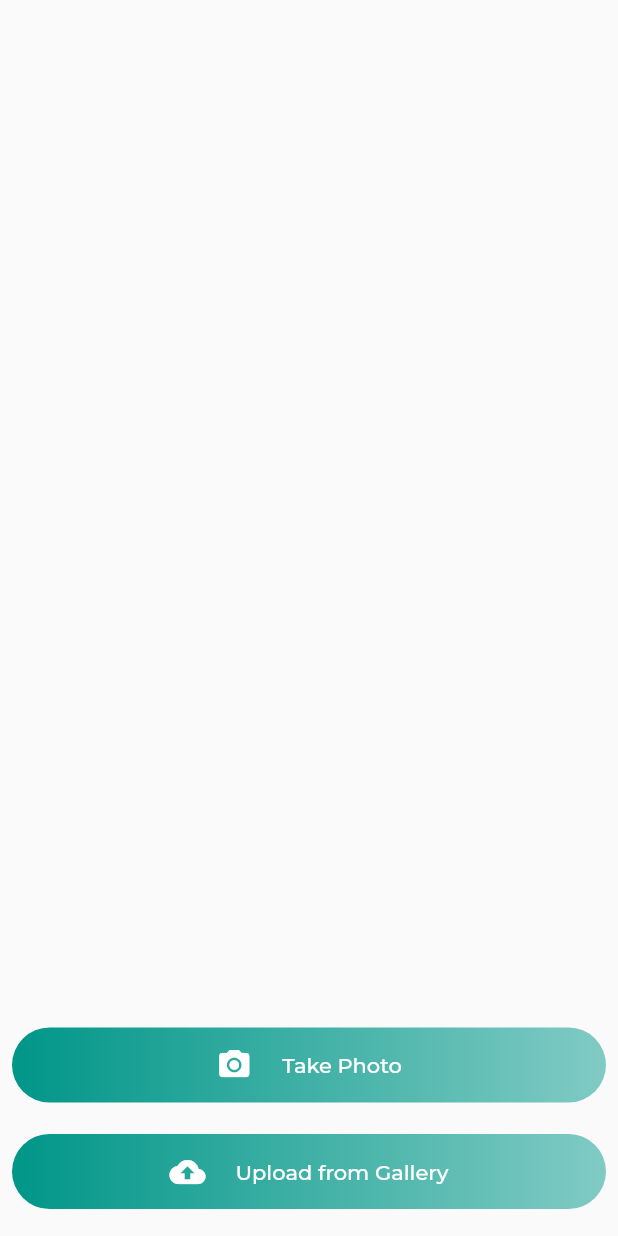
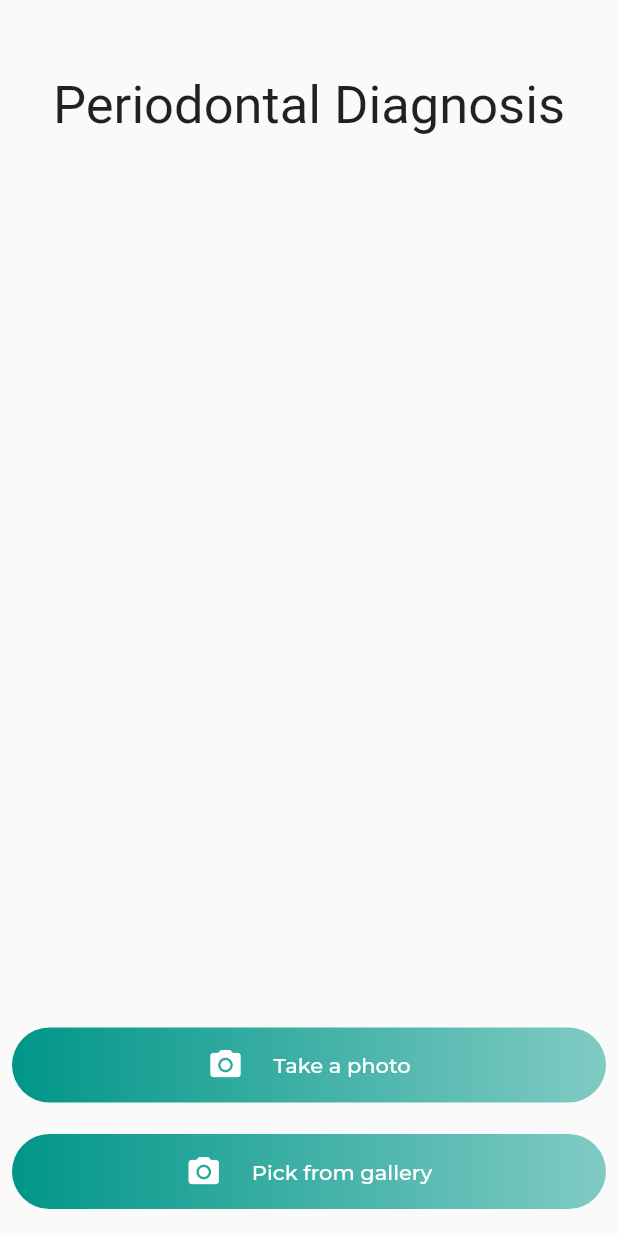
Before and after one commit to EmanEltokhy/idental, a Flutter app: the select_model screen opened directly, after a tap on "Diagnosis", on a phone screen of 412 x 824 dp. Run offline on Flutter 3.47's test engine with Material 2 defaults, Android fonts, the phone set to English and light mode, and no system bars; our stand-ins replace bloc, cloud_firestore, conditional_builder, email_validator, firebase_auth, firebase_core and 13 more; missing offline and left inert: tflite_flutter, tflite_flutter_helper; accounts and stored records are empty; Roboto replaces fonts that are missing (Parisienne).

```diff
--- /dev/null
+++ b/assets/labels.txt
@@ -0,0 +1,2 @@
+1 cancer
+0 non cancer
--- /dev/null
+++ b/assets/perio_labels.txt
@@ -0,0 +1,2 @@
+0 non periodontal
+1 periodontal
--- /dev/null
+++ b/lib/classifier/classifier.dart
@@ -0,0 +1,158 @@
+import 'dart:math';
+import 'package:flutter/foundation.dart';
+import 'package:image/image.dart';
+import 'package:tflite_flutter/tflite_flutter.dart';
+import 'package:tflite_flutter_helper/tflite_flutter_helper.dart';
+import 'classifier_category.dart';
+import 'classifier_model.dart';
+
+typedef ClassifierLabels = List<String>;
+
+class Classifier {
+  final ClassifierLabels _labels;
+  final ClassifierModel _model;
+
+  Classifier._({
+    required ClassifierLabels labels,
+    required ClassifierModel model,
+  })  : _labels = labels,
+        _model = model;
+
+  static Future<Classifier?> loadWith({
+    required String labelsFileName,
+    required String modelFileName,
+  }) async {
+    try {
+      final labels = await _loadLabels(labelsFileName);
+      final model = await _loadModel(modelFileName);
+      return Classifier._(labels: labels, model: model);
+    } catch (e) {
+      debugPrint('Can\'t initialize Classifier: ${e.toString()}');
+      if (e is Error) {
+        debugPrintStack(stackTrace: e.stackTrace);
+      }
+      return null;
+    }
+  }
+
+  static Future<ClassifierModel> _loadModel(String modelFileName) async {
+    final interpreter = await Interpreter.fromAsset(modelFileName);
+
+    // Get input and output shape from the model
+    final inputShape = interpreter.getInputTensor(0).shape;
+    final outputShape = interpreter.getOutputTensor(0).shape;
+
+    debugPrint('Input shape: $inputShape');
+    debugPrint('Output shape: $outputShape');
+
+    // Get input and output type from the model
+    final inputType = interpreter.getInputTensor(0).type;
+    final outputType = interpreter.getOutputTensor(0).type;
+
+    debugPrint('Input type: $inputType');
+    debugPrint('Output type: $outputType');
+
+    return ClassifierModel(
+      interpreter: interpreter,
+      inputShape: inputShape,
+      outputShape: outputShape,
+      inputType: inputType,
+      outputType: outputType,
+    );
+  }
+
+  static Future<ClassifierLabels> _loadLabels(String labelsFileName) async {
+    final rawLabels = await FileUtil.loadLabels(labelsFileName);
+
+    // Remove the index number from the label
+    final labels = rawLabels
+        .map((label) => label.substring(label.indexOf(' ')).trim())
+        .toList();
+
+    debugPrint('Labels: $labels');
+    return labels;
+  }
+
+  void close() {
+    _model.interpreter.close();
+  }
+
+  ClassifierCategory predict(Image image) {
+    debugPrint(
+      'Image: ${image.width}x${image.height}, '
+      'size: ${image.length} bytes',
+    );
+
+    // Load the image and convert it to TensorImage for TensorFlow Input
+    final inputImage = _preProcessInput(image);
+
+    debugPrint(
+      'Pre-processed image: ${inputImage.width}x${image.height}, '
+      'size: ${inputImage.buffer.lengthInBytes} bytes',
+    );
+
+    // Define the output buffer
+    final outputBuffer = TensorBuffer.createFixedSize(
+      _model.outputShape,
+      _model.outputType,
+    );
+
+    // Run inference
+    _model.interpreter.run(inputImage.buffer, outputBuffer.buffer);
+
+    debugPrint('OutputBuffer: ${outputBuffer.getDoubleList()}');
+
+    // Post Process the outputBuffer
+    final resultCategories = _postProcessOutput(outputBuffer);
+    final topResult = resultCategories.first;
+
+    debugPrint('Top category: $topResult');
+
+    return topResult;
+  }
+
+  List<ClassifierCategory> _postProcessOutput(TensorBuffer outputBuffer) {
+    final probabilityProcessor = TensorProcessorBuilder().build();
+
+    probabilityProcessor.process(outputBuffer);
+
+    final labelledResult = TensorLabel.fromList(_labels, outputBuffer);
+
+    final categoryList = <ClassifierCategory>[];
+    labelledResult.getMapWithFloatValue().forEach((key, value) {
+      final category = ClassifierCategory(key, value);
+      categoryList.add(category);
+      debugPrint('label: ${category.label}, score: ${category.score}');
+    });
+    categoryList.sort((a, b) => (b.score > a.score ? 1 : -1));
+
+    return categoryList;
+  }
+
+  TensorImage _preProcessInput(Image image) {
+    // #1
+    final inputTensor = TensorImage(_model.inputType);
+    inputTensor.loadImage(image);
+    debugPrint('input shape:${inputTensor.height}');
+    debugPrint('input shape:${inputTensor.width}');
+
+    // #2
+    final minLength = min(inputTensor.height, inputTensor.width);
+
+    debugPrint('dim1:${_model.inputShape[0]}');
+    debugPrint('dim2:${_model.inputShape[1]}');
+    debugPrint('dim3:${_model.inputShape[2]}');
+    debugPrint('dim4:${_model.inputShape[3]}');
+    final resizeOp = ResizeOp(_model.inputShape[1], _model.inputShape[2], ResizeMethod.BILINEAR);
+
+    // #5
+    final imageProcessor = ImageProcessorBuilder()
+        .add(resizeOp)
+        .build();
+
+    imageProcessor.process(inputTensor);
+
+    // #6
+    return inputTensor;
+  }
+}
--- a/lib/modules/profile/profilePage.dart
+++ b/lib/modules/profile/profilePage.dart
@@ -22,7 +22,7 @@ class profileScreen extends StatelessWidget {
 
     return BlocProvider(
         create:(BuildContext context) => AppCubit()..getUserData(),
-        child: rBlocConsumer<AppCubit, AppStates>(
+        child: BlocConsumer<AppCubit, AppStates>(
           listener: (context, state){
 
           },
--- a/lib/modules/signup/signup.dart
+++ b/lib/modules/signup/signup.dart
@@ -149,6 +149,8 @@ if(state is CreateDentistSucessState){
                             type: TextInputType.phone,
                             label: 'Medical Id',
                             prefix: Icons.add_card_sharp,
+                            // prefix:
+                            //   i
                           ),
                           SizedBox(
                             height: 10,
--- a/lib/screens/select_model.dart
+++ b/lib/screens/select_model.dart
@@ -29,7 +29,7 @@ class _select_modelState extends State<select_model> {
 
       _pageController.animateToPage(
         _currentPage,
-        duration: Duration(milliseconds: 300),
+        duration: Duration(milliseconds: 500),
         curve: Curves.easeIn,
       );
     });
--- a/lib/upload.dart
+++ b/lib/upload.dart
@@ -1,13 +1,14 @@
 import 'dart:async';
 import 'dart:io';
-
-// import 'package:file_picker/file_picker.dart';
-// import 'package:firebase_core/firebase_core.dart';
-// import 'package:firebase_storage/firebase_storage.dart';
+import 'package:image/image.dart' as img;
 import 'package:flutter/material.dart';
-import 'package:fluttertoast/fluttertoast.dart';
 import 'package:google_fonts/google_fonts.dart';
 import 'package:image_picker/image_picker.dart';
+import 'classifier/classifier.dart';
+
+
+String _labelsFileName = '';
+String _modelFileName = '';
 
 class UploadScreen extends StatefulWidget {
   @override
@@ -15,35 +16,76 @@ class UploadScreen extends StatefulWidget {
   const UploadScreen({required this.index});
   final int index;
 }
+enum _ResultStatus {
+  notStarted,
+  notFound,
+  found,
+}
 
 class _UploadScreen extends State<UploadScreen> {
 
   @override
   Widget build(BuildContext context) {
     return MaterialApp(
-      title: "upload any file",
-      // theme: ThemeData(
-      //   primaryColor: Colors.greenAccent[700],
-      // ),
-      home: Home(),
+      home: Home(index: widget.index,),
       debugShowCheckedModeBanner: false,
     );
   }
 }
 
 class Home extends StatefulWidget {
+
   @override
   _HomeState createState() => _HomeState();
+  const Home({required this.index});
+  final int index;
 }
 
 class _HomeState extends State<Home> {
+  bool _isAnalyzing = false;
+  final picker = ImagePicker();
+  File? _selectedImageFile;
   bool isImageSelected = false;
-  File? imageFile;
-  ImagePicker image = ImagePicker();
-  String url = "";
-  var name;
-  var color1 = Colors.redAccent[700];
+  String title = '';
 
+  // Result
+  _ResultStatus _resultStatus = _ResultStatus.notStarted;
+  String Label = ''; // Name of Error Message
+  double _accuracy = 0.0;
+
+  late Classifier _classifier;
+
+  void initState() {
+    super.initState();
+    _loadClassifier(widget.index);
+  }
+
+  Future<void> _loadClassifier(index) async {
+    if(index == 0)
+    {
+    _modelFileName = 'Periodontal2.tflite';
+    _labelsFileName = 'assets/perio_labels.txt';
+    title = 'Periodontal Diagnosis';
+    }
+    else if(index == 1)
+    {
+      _modelFileName = 'newModel1.tflite';
+      _labelsFileName = 'assets/labels.txt';
+      title = 'Oral Diagnosis';
+    }
+
+    debugPrint(
+      'Start loading of Classifier with '
+          'labels at $_labelsFileName, '
+          'model at $_modelFileName',
+    );
+
+    final classifier = await Classifier.loadWith(
+      labelsFileName: _labelsFileName,
+      modelFileName: _modelFileName,
+    );
+    _classifier = classifier!;
+  }
   @override
   Widget build(BuildContext context) {
     Size size = MediaQuery.of(context).size;
@@ -51,24 +93,129 @@ class _HomeState extends State<Home> {
       body: Container(
         width: double.infinity,
         child: Column(
-          // mainAxisAlignment: MainAxisAlignment.start,
-          // crossAxisAlignment: CrossAxisAlignment.start,
           children: [
+            Padding(
+              padding: const EdgeInsets.only(top: 50.0),
+              child: Text('$title',style: GoogleFonts.parisienne(
+                fontSize: 35,
+              ),
+            ),
+            ),
             Expanded(
                 child:isImageSelected
-                    ? Expanded(
-                  child: Padding(
-                    padding: const EdgeInsets.all(8.0),
+                    ? Padding(
+                      padding: const EdgeInsets.all(20.0),
                       child: Image(
-                      image: FileImage(imageFile!),
-                    ),
+                        image: FileImage(_selectedImageFile!),
                       ),
                     )
                     : Container(),
+              flex: 3,
             ),
 
-             TextButton(
-               onPressed:  ()async{await getImagefromCamera();},
+            _buildAnalyzingText(),
+            Expanded(child: _buildResultView(),flex: 1,),
+            // SizedBox(height: 70,),
+            _buildPickPhotoButton(
+              title: 'Take a photo',
+              source: ImageSource.camera,
+              size: size,
+            ),
+            SizedBox(height: 5,),
+            _buildPickPhotoButton(
+              title: 'Pick from gallery',
+              source: ImageSource.gallery,
+              size: size,
+            ),
+            // TextButton(
+            //   onPressed: ()async{await getImage();},
+            //   child: Container(
+            //     width: size.width-10,
+            //     height: 50,
+            //     alignment: AlignmentDirectional.centerEnd,
+            //     decoration: BoxDecoration(
+            //         borderRadius: BorderRadius.circular(30),
+            //         gradient: LinearGradient(colors: [
+            //           Colors.teal,
+            //           Color(0xFF80CBC4),
+            //         ])),
+            //     child: Row(
+            //       mainAxisAlignment: MainAxisAlignment.center,
+            //       children: [
+            //         Icon(Icons.cloud_upload,color: Colors.white,),
+            //         SizedBox(width: 20,),
+            //         Text("Upload from Gallery",
+            //             style: GoogleFonts.montserrat(
+            //                 color: Colors.white,
+            //                 fontWeight: FontWeight.w500)),
+            //
+            //
+            //       ],
+            //     ),
+            //   ),
+            // ),
+            SizedBox(height: 10,),
+          ],
+        ),
+      ),
+    );
+  }
+  Widget _buildAnalyzingText() {
+    if (!_isAnalyzing) {
+      return const SizedBox.shrink();
+    }
+    return const Text('Analyzing...', style: TextStyle(fontSize: 30,fontWeight: FontWeight.w400));
+  }
+  void _setAnalyzing(bool flag) {
+    setState(() {
+      _isAnalyzing = flag;
+    });
+  }
+
+  // Future getImage() async {
+  //   try {
+  //     final pickedImage = await image.pickImage(source: source);
+  //
+  //     if (pickedImage != null) {
+  //       setState(() {
+  //         imageFile = File(pickedImage.path);
+  //         isImageSelected = true;
+  //         print('11${isImageSelected} file ${imageFile}');
+  //       });
+  //     } else {
+  //       print('User didnt pick any image.');
+  //     }
+  //     _analyzeImage(pickedImage);
+  //   } catch (e) {
+  //     print(e.toString());
+  //   }
+  //
+  //   // var img = await image.pickImage(source: ImageSource.gallery);
+  //   // img.path;
+  // }
+  // getImagefromCamera() async {
+  //   try {
+  //     final pickedImage =
+  //     await ImagePicker().pickImage(source: ImageSource.camera);
+  //     if (pickedImage != null) {
+  //       setState(() {
+  //         imageFile = File(pickedImage.path);
+  //         isImageSelected = true;
+  //       });
+  //     } else {
+  //       print('User didnt pick any image.');
+  //     }
+  //   } catch (e) {
+  //     print(e.toString());
+  //   }
+  // }
+  Widget _buildPickPhotoButton({
+    required ImageSource source,
+    required String title,
+    required Size size,
+  }) {
+    return TextButton(
+      onPressed: () => _onPickPhoto(source),
       child: Container(
         width: size.width-10,
         height: 50,
@@ -84,7 +231,7 @@ class _HomeState extends State<Home> {
           children: [
             Icon(Icons.camera_alt,color: Colors.white,),
             SizedBox(width: 20,),
-                    Text("Take Photo",
+            Text("$title",
                 style: GoogleFonts.montserrat(
                     color: Colors.white,
                     fontWeight: FontWeight.w500)),
@@ -93,156 +240,77 @@ class _HomeState extends State<Home> {
           ],
         ),
       ),
-             ),
-            SizedBox(height: 5,),
-
-            TextButton(
-              onPressed: ()async{await getImage();},
-              child: Container(
-                width: size.width-10,
-                height: 50,
-                alignment: AlignmentDirectional.centerEnd,
-                decoration: BoxDecoration(
-                    borderRadius: BorderRadius.circular(30),
-                    gradient: LinearGradient(colors: [
-                      Colors.teal,
-                      Color(0xFF80CBC4),
-                    ])),
-                child: Row(
-                  mainAxisAlignment: MainAxisAlignment.center,
-                  children: [
-                    Icon(Icons.cloud_upload,color: Colors.white,),
-                    SizedBox(width: 20,),
-                    Text("Upload from Gallery",
-                        style: GoogleFonts.montserrat(
-                            color: Colors.white,
-                            fontWeight: FontWeight.w500)),
-
-
-                  ],
-                ),
-              ),
-            ),
-            SizedBox(height: 10,),
-            // Expanded(
-            //   child: Stack(
-            //     children: [
-            //       Container(
-            //         width: double.infinity,
-            //           child: Image(image: AssetImage('images/blurred2.jpg'),fit:BoxFit.fill, )),
-            //       Center(child: Icon(Icons.camera_alt,size: 150,color: Colors.white,)),
-            //       Positioned(
-            //         bottom: size.height/14.0,
-            //         right: size.width/4.5,
-            //         child: TextButton(
-            //             child: Text("Take Photo",style: GoogleFonts.montserrat(
-            //             fontSize: 35,
-            //             fontWeight: FontWeight.bold,
-            //             color: Colors.white
-            //         )
-            //             ),onPressed: ()
-            //            {
-            //             getImagefromCamera();
-            //
-            //             Timer(Duration(seconds: 5), () {
-            //               print('${isImageSelected} file ${imageFile}');
-            //               Navigator.push(context, MaterialPageRoute(
-            //                 builder: (context) => ImagePreview(isImageSelected: isImageSelected, imageFile: imageFile),
-            //               ),
-            //               );
-            //             });
-            //         },
-            //         ),
-            //       )
-            //     ],
-            //   ),
-            // ),
-            // Expanded(
-            //   child: Stack(
-            //     children: [
-            //       Positioned(
-            //         left: size.width/4,
-            //         bottom: size.height/5,
-            //         child: Container(
-            //           height: 190,
-            //           width: 190,
-            //           child: Image(
-            //             image: AssetImage('images/galleryy.jpeg'),
-            //           ),
-            //         ),
-            //       ),
-            //       Positioned(
-            //         bottom: size.height/7.0,
-            //         right: size.width/11,
-            //         child: TextButton(
-            //           child: Text("Choose from Gallery",style: GoogleFonts.montserrat(
-            //             fontSize: 30,
-            //             fontWeight: FontWeight.bold,
-            //             color: Color(0xFF39A3B8)
-            //         )
-            //         ),
-            //           onPressed:
-            //               (){
-            //             getImage();
-            //
-            //             Timer(Duration(seconds: 1), () {
-            //               print('${isImageSelected} file ${imageFile}');
-            //                Navigator.push(context, MaterialPageRoute(
-            //                 builder: (context) => ImagePreview(isImageSelected: isImageSelected, imageFile: imageFile),
-            //               ),
-            //               );
-            //             });
-            //
-            //
-            //           },
-            //         ),
-            //       )
-            //     ],
-            //   ),
-            // ),
-
-          ],
-        ),
-      ),
     );
   }
+  void _onPickPhoto(ImageSource source) async {
+    final pickedFile = await picker.pickImage(source: source);
 
+    if (pickedFile == null) {
+      return;
+    }
 
-
-  Future getImage() async {
-    try {
-      final pickedImage =
-      await ImagePicker().pickImage(source: ImageSource.gallery);
-      if (pickedImage != null) {
+    final imageFile = File(pickedFile.path);
     setState(() {
-          imageFile = File(pickedImage.path);
-          isImageSelected = true;
-          print('11${isImageSelected} file ${imageFile}');
-        });
-      } else {
-        print('User didnt pick any image.');
-      }
-    } catch (e) {
-      print(e.toString());
-    }
-    // var img = await image.pickImage(source: ImageSource.gallery);
-    // img.path;
-  }
-  getImagefromCamera() async {
-    try {
-      final pickedImage =
-      await ImagePicker().pickImage(source: ImageSource.camera);
-      if (pickedImage != null) {
-        setState(() {
-          imageFile = File(pickedImage.path);
+      _selectedImageFile = imageFile;
       isImageSelected = true;
     });
+
+    _analyzeImage(imageFile);
+  }
+  Widget _buildResultView() {
+    var title = '';
+
+    if (_resultStatus == _ResultStatus.notFound) {
+      title = 'Fail to recognise';
+    } else if (_resultStatus == _ResultStatus.found) {
+      title = Label;
     } else {
-        print('User didnt pick any image.');
+      title = '';
     }
-    } catch (e) {
-      print(e.toString());
+
+    //
+    var accuracyLabel = '';
+    if (_resultStatus == _ResultStatus.found) {
+      accuracyLabel = 'Accuracy: ${(_accuracy * 100).toStringAsFixed(1)}%';
     }
+
+    return Column(
+
+      children: [
+        Text(title, style:GoogleFonts.montserrat(
+            // fontWeight: FontWeight.bold,
+            color: Colors.black,
+            fontSize: 20,
+        )),
+        const SizedBox(height: 10),
+        Text(accuracyLabel,style:GoogleFonts.montserrat(
+          // fontWeight: FontWeight.bold,
+            color: Colors.black,
+            fontSize: 20,
+        ))
+      ],
+    );
+  }
+  void _analyzeImage(File image) {
+    _setAnalyzing(true);
+
+    final imageInput = img.decodeImage(image.readAsBytesSync())!;
+
+    final resultCategory = _classifier.predict(imageInput);
+
+    final result = resultCategory.score >= 0.8
+        ? _ResultStatus.found
+        : _ResultStatus.notFound;
+    final plantLabel = resultCategory.label;
+    final accuracy = resultCategory.score;
+
+    _setAnalyzing(false);
+
+    setState(() {
+      _resultStatus = result;
+      Label = plantLabel;
+      _accuracy = accuracy;
+    });
   }
 
 }
```
Also changed, not shown: lib/classifier/classifier_category.dart (added, +39 -0 lines), lib/classifier/classifier_model.dart (added, +47 -0 lines), lib/main.dart (+2 -12 lines), pubspec.yaml (+9 -2 lines), pubspec.lock, 5 other files. Lines whose indentation alone changed are shown as unchanged.
